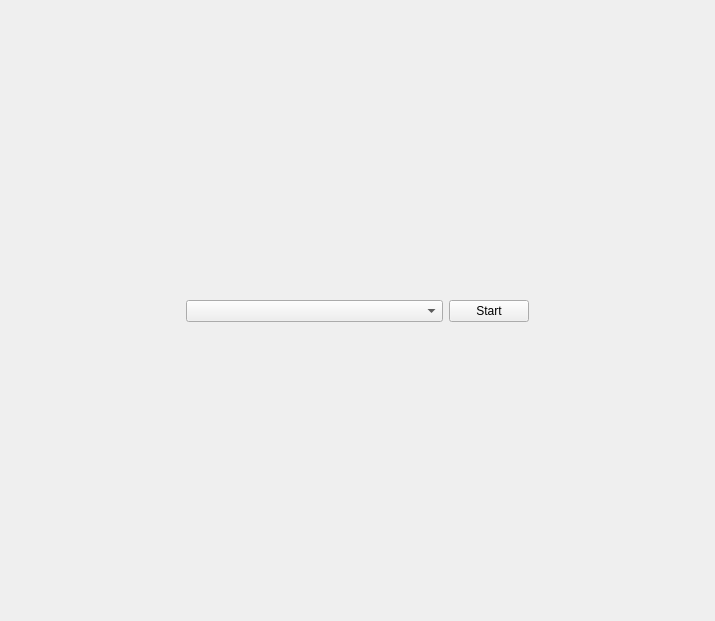
UN-GCPDS/bci-framework, file bci_framework/qtgui/visualization_widget.ui: the form before one commit.
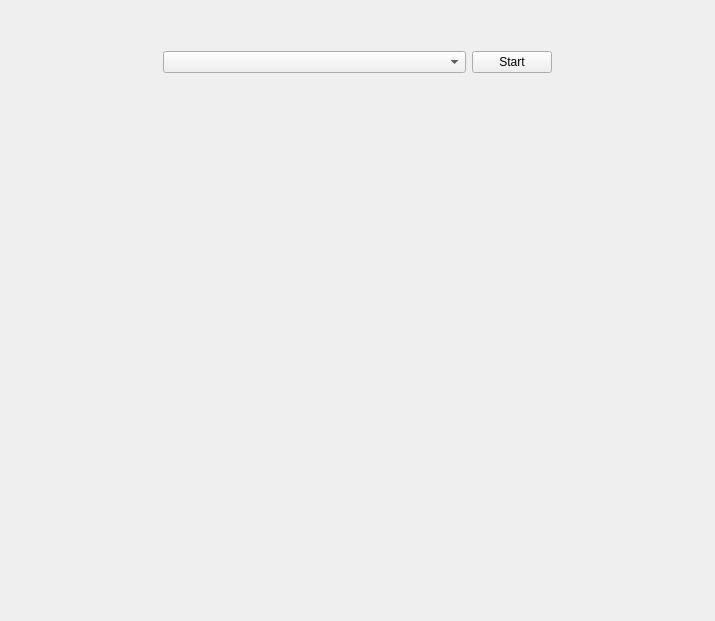
The form after the commit.

```diff
--- a/bci_framework/qtgui/visualization_widget.ui
+++ b/bci_framework/qtgui/visualization_widget.ui
@@ -13,26 +13,63 @@
   <property name="windowTitle">
    <string>Form</string>
   </property>
-  <property name="class" stdset="0">
-   <string>main_frame</string>
-  </property>
-  <layout class="QGridLayout" name="gridLayout" rowstretch="0,0,1,0" columnstretch="0,1,0">
+  <layout class="QGridLayout" name="gridLayout" rowstretch="0,0,1,0">
+   <item row="0" column="0">
+    <spacer name="verticalSpacer">
+     <property name="orientation">
+      <enum>Qt::Vertical</enum>
+     </property>
+     <property name="sizeHint" stdset="0">
+      <size>
+       <width>408</width>
+       <height>40</height>
+      </size>
+     </property>
+    </spacer>
+   </item>
+   <item row="1" column="0">
+    <layout class="QHBoxLayout" name="horizontalLayout_4" stretch="1,2,0,1">
+     <item>
+      <spacer name="horizontalSpacer_2">
+       <property name="orientation">
+        <enum>Qt::Horizontal</enum>
+       </property>
+       <property name="sizeHint" stdset="0">
+        <size>
+         <width>40</width>
+         <height>20</height>
+        </size>
+       </property>
+      </spacer>
+     </item>
+     <item>
+      <widget class="QComboBox" name="comboBox_visualizations"/>
+     </item>
+     <item>
+      <widget class="QPushButton" name="pushButton_execute">
+       <property name="text">
+        <string>Start</string>
+       </property>
+      </widget>
+     </item>
+     <item>
+      <spacer name="horizontalSpacer_3">
+       <property name="orientation">
+        <enum>Qt::Horizontal</enum>
+       </property>
+       <property name="sizeHint" stdset="0">
+        <size>
+         <width>40</width>
+         <height>20</height>
+        </size>
+       </property>
+      </spacer>
+     </item>
+    </layout>
+   </item>
    <item row="2" column="0">
-    <spacer name="horizontalSpacer">
-     <property name="orientation">
-      <enum>Qt::Horizontal</enum>
-     </property>
-     <property name="sizeHint" stdset="0">
-      <size>
-       <width>40</width>
-       <height>20</height>
-      </size>
-     </property>
-    </spacer>
-   </item>
-   <item row="2" column="1">
     <widget class="QWidget" name="widget_preview" native="true">
-     <layout class="QGridLayout" name="gridLayout_11" rowstretch="1,0,1">
+     <layout class="QGridLayout" name="gridLayout_11">
       <property name="leftMargin">
        <number>0</number>
       </property>
@@ -45,7 +82,7 @@
       <property name="bottomMargin">
        <number>0</number>
       </property>
-      <item row="2" column="0">
+      <item row="0" column="0">
        <widget class="QWidget" name="widget_development_webview" native="true">
         <layout class="QGridLayout" name="gridLayout_27">
          <property name="leftMargin">
@@ -69,82 +106,10 @@
         </layout>
        </widget>
       </item>
-      <item row="0" column="0">
-       <widget class="QLabel" name="label_stream">
-        <property name="minimumSize">
-         <size>
-          <width>1</width>
-          <height>1</height>
-         </size>
-        </property>
-        <property name="text">
-         <string/>
-        </property>
-        <property name="textFormat">
-         <enum>Qt::PlainText</enum>
-        </property>
-        <property name="alignment">
-         <set>Qt::AlignCenter</set>
-        </property>
-       </widget>
-      </item>
-      <item row="1" column="0">
-       <layout class="QHBoxLayout" name="horizontalLayout_4" stretch="1,2,0,1">
-        <item>
-         <spacer name="horizontalSpacer_2">
-          <property name="orientation">
-           <enum>Qt::Horizontal</enum>
-          </property>
-          <property name="sizeHint" stdset="0">
-           <size>
-            <width>40</width>
-            <height>20</height>
-           </size>
-          </property>
-         </spacer>
-        </item>
-        <item>
-         <widget class="QComboBox" name="comboBox_visualizations"/>
-        </item>
-        <item>
-         <widget class="QPushButton" name="pushButton_execute">
-          <property name="text">
-           <string>Start</string>
-          </property>
-         </widget>
-        </item>
-        <item>
-         <spacer name="horizontalSpacer_3">
-          <property name="orientation">
-           <enum>Qt::Horizontal</enum>
-          </property>
-          <property name="sizeHint" stdset="0">
-           <size>
-            <width>40</width>
-            <height>20</height>
-           </size>
-          </property>
-         </spacer>
-        </item>
-       </layout>
-      </item>
      </layout>
     </widget>
    </item>
-   <item row="2" column="2">
-    <spacer name="horizontalSpacer_4">
-     <property name="orientation">
-      <enum>Qt::Horizontal</enum>
-     </property>
-     <property name="sizeHint" stdset="0">
-      <size>
-       <width>40</width>
-       <height>20</height>
-      </size>
-     </property>
-    </spacer>
-   </item>
-   <item row="3" column="0" colspan="3">
+   <item row="3" column="0">
     <spacer name="verticalSpacer_2">
      <property name="orientation">
       <enum>Qt::Vertical</enum>
@@ -157,19 +122,6 @@
      </property>
     </spacer>
    </item>
-   <item row="0" column="1">
-    <spacer name="verticalSpacer">
-     <property name="orientation">
-      <enum>Qt::Vertical</enum>
-     </property>
-     <property name="sizeHint" stdset="0">
-      <size>
-       <width>408</width>
-       <height>40</height>
-      </size>
-     </property>
-    </spacer>
-   </item>
   </layout>
  </widget>
  <resources>
```
